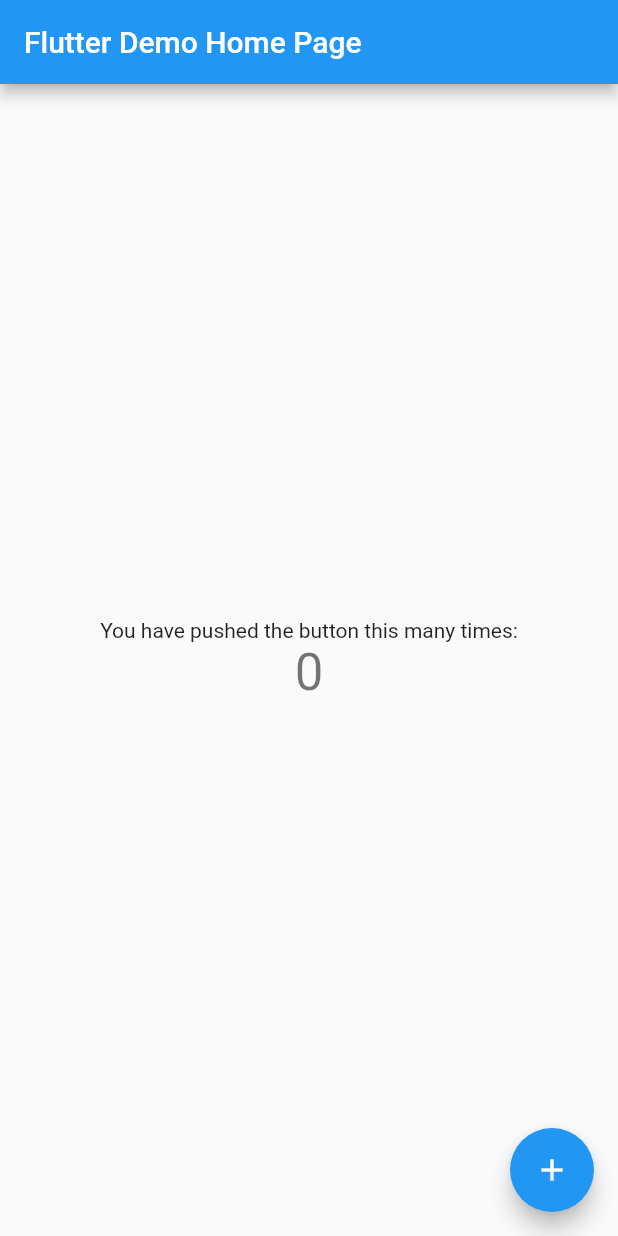
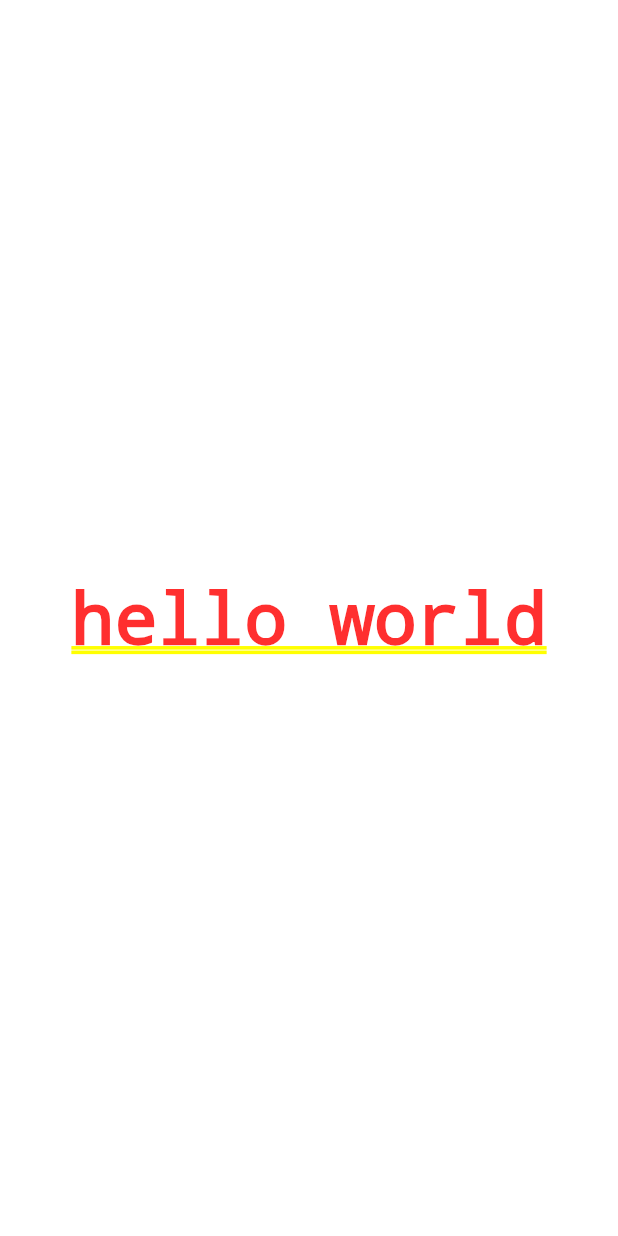
Before and after one commit to Germain-L/website, a Flutter app: the screen it shows after launch, on a phone screen of 412 x 824 dp. Run offline on Flutter 3.47's test engine with Material 2 defaults, Android fonts, the light colour scheme and no system bars.

Commit message:
hello + files

```diff
--- a/lib/main.dart
+++ b/lib/main.dart
@@ -1,117 +1,16 @@
+import 'package:flutter/cupertino.dart';
 import 'package:flutter/material.dart';
+import 'package:provider/provider.dart';
+import 'package:website/pages/home_page.dart';
 
 void main() {
-  runApp(MyApp());
+  runApp(MultiProvider(
+    providers: [],
+    child: MaterialApp(
+      routes: {
+        'home': (context) => Home()
+      },
+      initialRoute: 'home',
+    ),
+  ));
 }
-
-class MyApp extends StatelessWidget {
-  // This widget is the root of your application.
-  @override
-  Widget build(BuildContext context) {
-    return MaterialApp(
-      title: 'Flutter Demo',
-      theme: ThemeData(
-        // This is the theme of your application.
-        //
-        // Try running your application with "flutter run". You'll see the
-        // application has a blue toolbar. Then, without quitting the app, try
-        // changing the primarySwatch below to Colors.green and then invoke
-        // "hot reload" (press "r" in the console where you ran "flutter run",
-        // or simply save your changes to "hot reload" in a Flutter IDE).
-        // Notice that the counter didn't reset back to zero; the application
-        // is not restarted.
-        primarySwatch: Colors.blue,
-        // This makes the visual density adapt to the platform that you run
-        // the app on. For desktop platforms, the controls will be smaller and
-        // closer together (more dense) than on mobile platforms.
-        visualDensity: VisualDensity.adaptivePlatformDensity,
-      ),
-      home: MyHomePage(title: 'Flutter Demo Home Page'),
-    );
-  }
-}
-
-class MyHomePage extends StatefulWidget {
-  MyHomePage({Key key, this.title}) : super(key: key);
-
-  // This widget is the home page of your application. It is stateful, meaning
-  // that it has a State object (defined below) that contains fields that affect
-  // how it looks.
-
-  // This class is the configuration for the state. It holds the values (in this
-  // case the title) provided by the parent (in this case the App widget) and
-  // used by the build method of the State. Fields in a Widget subclass are
-  // always marked "final".
-
-  final String title;
-
-  @override
-  _MyHomePageState createState() => _MyHomePageState();
-}
-
-class _MyHomePageState extends State<MyHomePage> {
-  int _counter = 0;
-
-  void _incrementCounter() {
-    setState(() {
-      // This call to setState tells the Flutter framework that something has
-      // changed in this State, which causes it to rerun the build method below
-      // so that the display can reflect the updated values. If we changed
-      // _counter without calling setState(), then the build method would not be
-      // called again, and so nothing would appear to happen.
-      _counter++;
-    });
-  }
-
-  @override
-  Widget build(BuildContext context) {
-    // This method is rerun every time setState is called, for instance as done
-    // by the _incrementCounter method above.
-    //
-    // The Flutter framework has been optimized to make rerunning build methods
-    // fast, so that you can just rebuild anything that needs updating rather
-    // than having to individually change instances of widgets.
-    return Scaffold(
-      appBar: AppBar(
-        // Here we take the value from the MyHomePage object that was created by
-        // the App.build method, and use it to set our appbar title.
-        title: Text(widget.title),
-      ),
-      body: Center(
-        // Center is a layout widget. It takes a single child and positions it
-        // in the middle of the parent.
-        child: Column(
-          // Column is also a layout widget. It takes a list of children and
-          // arranges them vertically. By default, it sizes itself to fit its
-          // children horizontally, and tries to be as tall as its parent.
-          //
-          // Invoke "debug painting" (press "p" in the console, choose the
-          // "Toggle Debug Paint" action from the Flutter Inspector in Android
-          // Studio, or the "Toggle Debug Paint" command in Visual Studio Code)
-          // to see the wireframe for each widget.
-          //
-          // Column has various properties to control how it sizes itself and
-          // how it positions its children. Here we use mainAxisAlignment to
-          // center the children vertically; the main axis here is the vertical
-          // axis because Columns are vertical (the cross axis would be
-          // horizontal).
-          mainAxisAlignment: MainAxisAlignment.center,
-          children: <Widget>[
-            Text(
-              'You have pushed the button this many times:',
-            ),
-            Text(
-              '$_counter',
-              style: Theme.of(context).textTheme.headline4,
-            ),
-          ],
-        ),
-      ),
-      floatingActionButton: FloatingActionButton(
-        onPressed: _incrementCounter,
-        tooltip: 'Increment',
-        child: Icon(Icons.add),
-      ), // This trailing comma makes auto-formatting nicer for build methods.
-    );
-  }
-}
--- /dev/null
+++ b/lib/pages/home_page.dart
@@ -0,0 +1,12 @@
+import 'package:flutter/material.dart';
+
+class Home extends StatelessWidget {
+  @override
+  Widget build(BuildContext context) {
+    return Container(
+      child: Center(
+        child: Text("hello world"),
+      ),
+    );
+  }
+}
```
Also changed, not shown: pubspec.yaml (+1 -6 lines), lib/providers/theme_provider.dart (added), lib/widgets/skills_widget.dart (added), lib/widgets/socials_widget.dart (added), pubspec.lock.
